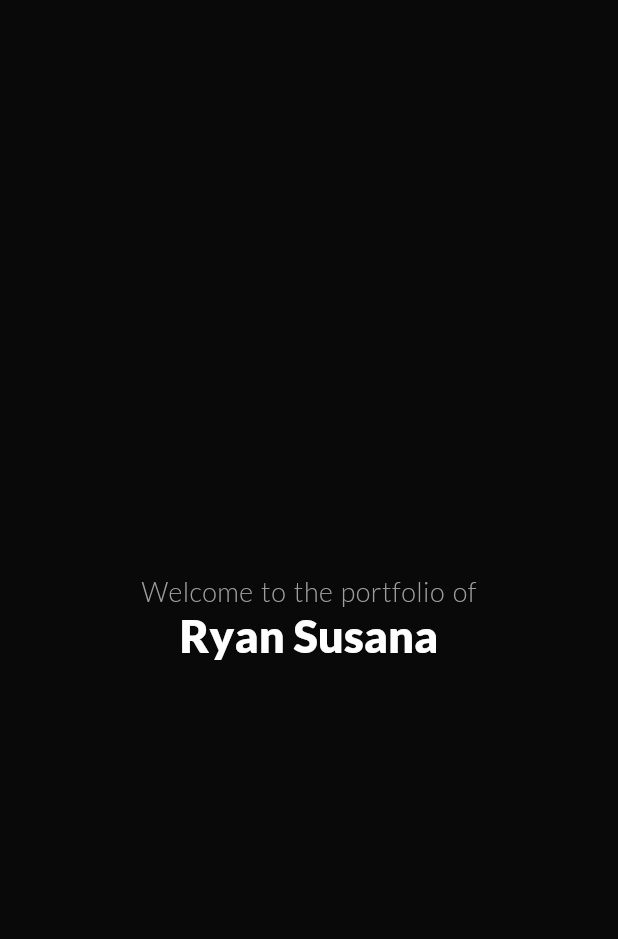
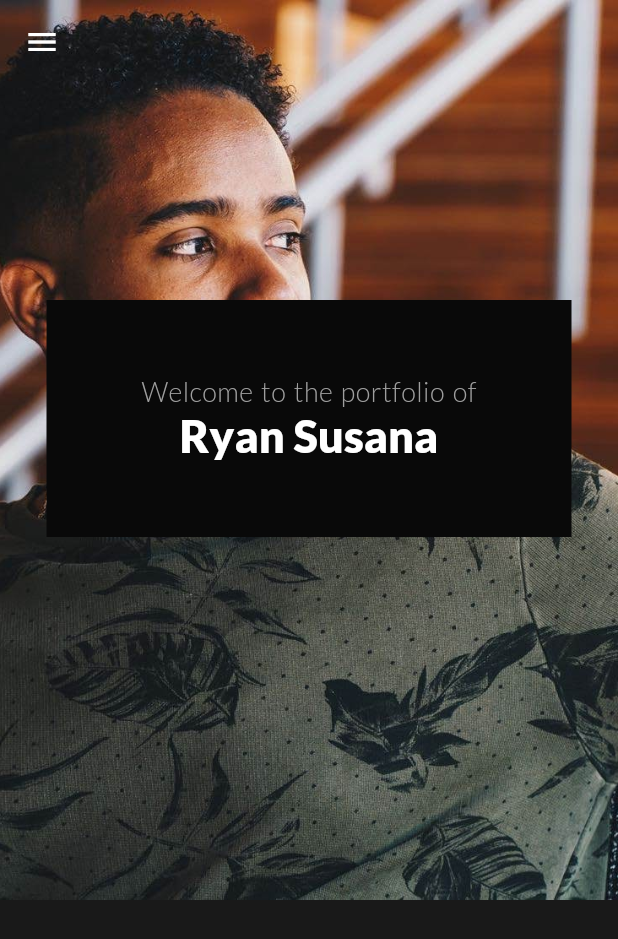
Before and after one commit to minorsmart/portfolio-RyanSusana, a Flutter app: the first screen one second after launch, on a phone screen of 412 x 824 dp. Shown: the top 939 px of the screen. Run offline on Flutter 3.47's test engine with Material 2 defaults, Android fonts, the light colour scheme and no system bars; our stand-ins replace fluro, flutter_html, flutter_staggered_animations, google_fonts; generated files the repository leaves out were written again; network calls fail; key blocks and very long unbroken strings in the code were emptied for the run.

Commit message:
added parallax

```diff
--- a/lib/main.dart
+++ b/lib/main.dart
@@ -2,7 +2,6 @@ import 'package:fluro/fluro.dart';
 import "package:flutter/material.dart";
 import 'package:flutter/services.dart';
 import "package:flutter/widgets.dart";
-import 'package:flutter_staggered_animations/flutter_staggered_animations.dart';
 import "package:google_fonts/google_fonts.dart";
 import 'package:portfolio_minor/post.dart';
 import 'package:provider/provider.dart';
@@ -42,7 +41,7 @@ class MyApp extends StatelessWidget {
       onGenerateRoute: Provider.of<Router>(context).generator,
       routes: <String, WidgetBuilder>{
         '/home': (context) => Home(),
-        '/': (context) => Splash(),
+        '/': (context) => Home(),
       },
       theme: ThemeData(
         primarySwatch: Colors.red,
@@ -82,13 +81,14 @@ class Home extends StatefulWidget {
 }
 
 class _HomeState extends State<Home> with SingleTickerProviderStateMixin {
-  List<Category> categories;
+  List<Category> categories = [];
 
-  AnimationController initializedAnimation;
+  ScrollController controller;
 
   @override
   void initState() {
     super.initState();
+    controller = new ScrollController();
   }
 
   @override
@@ -103,52 +103,93 @@ class _HomeState extends State<Home> with SingleTickerProviderStateMixin {
         }));
   }
 
+  double mix(double min, double max, double a) => min + a * (max - min);
+
   @override
   Widget build(BuildContext context) {
-    if (categories == null) {
-      return Container(
-        color: Theme.of(context).appBarTheme.color,
-      );
-    }
+    var screenWidth = MediaQuery.of(context).size.width;
+    var screenHeight = MediaQuery.of(context).size.height;
+
+    var introCardWidth = 350;
+
+    var headerHeight = 600.0;
+
     return WillPopScope(
       onWillPop: () async => false,
       child: Container(
         color: Theme.of(context).appBarTheme.color,
         child: SafeArea(
-          bottom: false,
-          child: Scaffold(
-            body: RefreshIndicator(
+          child: RefreshIndicator(
             color: Theme.of(context).primaryColor,
             backgroundColor: Color(0xff111111),
             onRefresh: () {
               return loadCategories();
             },
-              child: AnimationLimiter(
-                child: ListView(
-                  children: AnimationConfiguration.toStaggeredList(
-                    duration: Duration(milliseconds: 1000),
-                    delay: Duration(milliseconds: 500),
-                    children: categories
+            child: CustomScrollView(
+              controller: controller,
+              slivers: <Widget>[
+                SliverAppBar(
+                  pinned: true,
+                  leading: Icon(Icons.menu),
+                  expandedHeight: headerHeight,
+                  flexibleSpace: FlexibleSpaceBar(
+                    background: SizedBox(
+                      width: double.infinity,
+                      height: double.infinity,
+                      child: Stack(
+                        children: <Widget>[
+                          Positioned(
+                            right: 0,
+                            left: 0,
+                            height: headerHeight,
+                            child: Image.asset(
+                              "assets/header.jpg",
+                              fit: BoxFit.cover,
+                            ),
+                          ),
+                          AnimatedBuilder(
+                            animation: controller,
+                            builder: (context, child) {
+                              return Positioned(
+                                top: 200 + controller.offset / 3,
+                                right: (screenWidth - introCardWidth) / 2,
+                                left: (screenWidth - introCardWidth) / 2,
+                                child: Opacity(
+                                  opacity: Tween<double>(begin: 0.0, end: 1.0)
+                                      .transform(
+                                          (1 - controller.offset / headerHeight)
+                                              .clamp(0.0, 1.0)),
+                                  child: child,
+                                ),
+                              );
+                            },
+                            child: OpeningCard(),
+                          )
+                        ],
+                      ),
+                    ),
+                  ),
+                ),
+                SliverList(
+                  delegate: SliverChildListDelegate(
+                    [
+                      ...categories
                           .where((element) => element.posts.length > 0)
                           .toList()
                           .asMap()
                           .entries
-                        .map((entry) => CategorySection(
+                          .map(
+                            (entry) => CategorySection(
                               category: entry.value,
                               backgroundColor: entry.key.isOdd
                                   ? Color(0xFF222222)
                                   : Theme.of(context).appBarTheme.color,
-                            ))
-                        .toList(),
-                    childAnimationBuilder: (child) => SlideAnimation(
-                      verticalOffset: 20,
-                      child: FadeInAnimation(
-                        child: child,
                             ),
+                          )
+                    ],
                   ),
-                  ),
-                ),
-              ),
+                )
+              ],
             ),
           ),
         ),
@@ -157,39 +198,10 @@ class _HomeState extends State<Home> with SingleTickerProviderStateMixin {
   }
 }
 
-class Splash extends StatefulWidget {
-  @override
-  _SplashState createState() => _SplashState();
-}
-
-class _SplashState extends State<Splash> with SingleTickerProviderStateMixin {
-  AnimationController initializedAnimation;
-
-  void load() {
-    Future.wait([
-      Future.delayed(Duration(milliseconds: 3500)),
-      Future.delayed(Duration(milliseconds: 1000))
-          .then((value) => initializedAnimation.forward())
-    ])
-        .then((value) => initializedAnimation.reverse())
-        .then((value) => Navigator.of(context).pushReplacementNamed("/home"));
-  }
-
-  @override
-  void dispose() {
-    super.dispose();
-    initializedAnimation.dispose();
-  }
-
-  @override
-  void initState() {
-    super.initState();
-
-    initializedAnimation = AnimationController(
-        vsync: this, duration: Duration(milliseconds: 1000));
-
-    load();
-  }
+class OpeningCard extends StatelessWidget {
+  const OpeningCard({
+    Key key,
+  }) : super(key: key);
 
   @override
   Widget build(BuildContext context) {
@@ -199,9 +211,8 @@ class _SplashState extends State<Splash> with SingleTickerProviderStateMixin {
         child: Column(
           mainAxisAlignment: MainAxisAlignment.center,
           children: <Widget>[
-            SizedBox(
-              width: 300,
-              height: 300,
+            Padding(
+              padding: const EdgeInsets.all(50.0),
               child: Column(
                 mainAxisAlignment: MainAxisAlignment.center,
                 children: <Widget>[
--- a/pubspec.yaml
+++ b/pubspec.yaml
@@ -9,6 +9,7 @@ environment:
 dependencies:
   flare_flutter: ^2.0.1
   flutter_staggered_animations: ^0.1.2
+  flutter_parallax: ^0.1.2
   fluro: 1.6.0
   http: ^0.12.0+4
   uuid: 2.0.4
@@ -30,3 +31,5 @@ dev_dependencies:
 
 flutter:
   uses-material-design: true
+  assets:
+    - assets/header.jpg
```
Also changed, not shown: lib/post.dart (+3 -14 lines), assets/header.jpg (added), pubspec.lock, 1 other file. Lines whose indentation alone changed are shown as unchanged.
